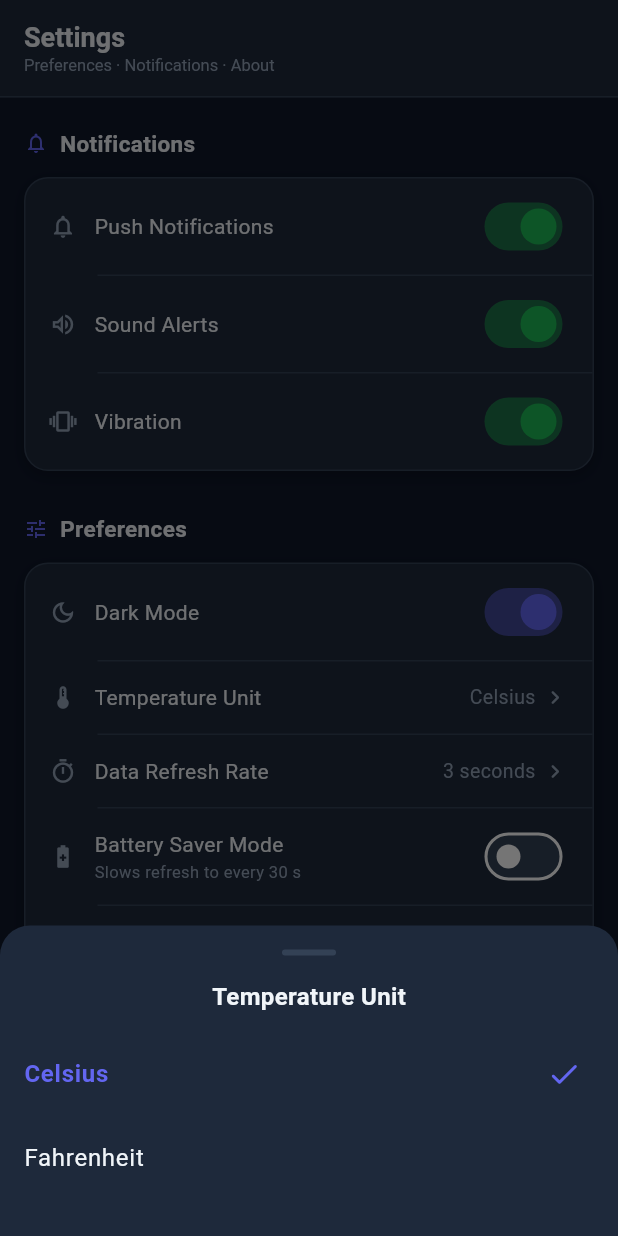
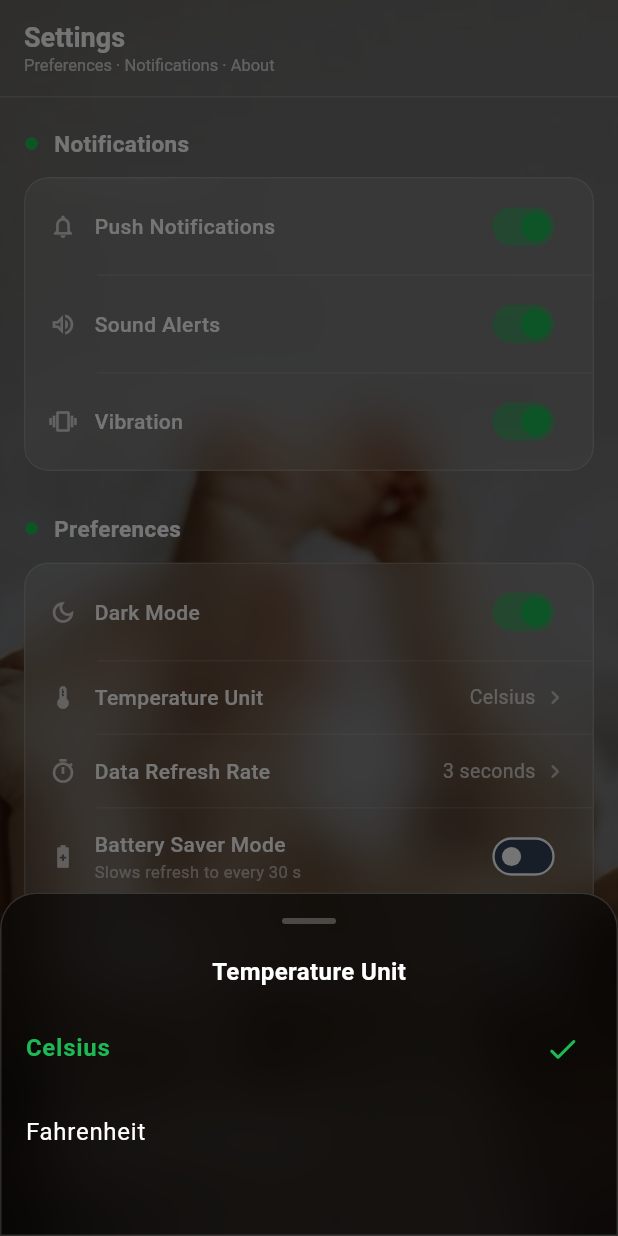
Before and after one commit to ayanamary-05/Infant-vitals-monitor, a Flutter app: the SettingsScreen screen opened directly, after a tap on "Temperature Unit", on a phone screen of 412 x 824 dp. Run offline on Flutter 3.47's test engine with Material 3 defaults, Android fonts, the light colour scheme and no system bars; our stand-ins replace firebase_auth, firebase_core, firebase_database, fl_chart, pdf, share_plus and 1 more; accounts and stored records are empty.

Commit message:
updated settings screen

```diff
--- a/lib/screens/settings_screen.dart
+++ b/lib/screens/settings_screen.dart
@@ -1,4 +1,5 @@
 import 'package:flutter/material.dart';
+import 'dart:ui';
 import 'package:firebase_auth/firebase_auth.dart';
 import 'package:shared_preferences/shared_preferences.dart';
 import 'package:first_app/main.dart'
@@ -134,10 +135,20 @@ class _SettingsScreenState extends State<SettingsScreen> {
 
   @override
   Widget build(BuildContext context) {
-    return Scaffold(
-      backgroundColor: context.bgPage,
+    return Stack(
+      children: [
+        // ── Background image ──────────────
+        Positioned.fill(
+          child: Image.asset('assets/images/settings_bg.jpg', fit: BoxFit.cover),
+        ),
+        // ── Dark overlay ──────────────
+        Positioned.fill(
+          child: Container(color: Colors.black.withValues(alpha: 0.45)),
+        ),
+        Scaffold(
+          backgroundColor: Colors.transparent,
           appBar: AppBar(
-        backgroundColor: context.bgCard,
+            backgroundColor: Colors.transparent,
             elevation: 0,
             surfaceTintColor: Colors.transparent,
             automaticallyImplyLeading: false,
@@ -146,15 +157,15 @@ class _SettingsScreenState extends State<SettingsScreen> {
               crossAxisAlignment: CrossAxisAlignment.start,
               children: [
                 Text(AppStrings.t('settings'),
-                style: TextStyle(
-                    color: context.textMain, fontSize: 18, fontWeight: FontWeight.w700)),
+                    style: const TextStyle(
+                        color: Colors.white, fontSize: 18, fontWeight: FontWeight.w700)),
                 Text(AppStrings.t('preferences_notif'),
-                style: TextStyle(color: context.textSub, fontSize: 11)),
+                    style: const TextStyle(color: Colors.white70, fontSize: 11)),
               ],
             ),
             bottom: PreferredSize(
               preferredSize: const Size.fromHeight(1),
-          child: Divider(height: 1, color: context.dividerClr),
+              child: Divider(height: 1, color: Colors.white.withValues(alpha: 0.15)),
             ),
           ),
           body: ListView(
@@ -176,7 +187,7 @@ class _SettingsScreenState extends State<SettingsScreen> {
                     _showToast(AppStrings.t('settings_saved'));
                   },
                 ),
-            Divider(color: context.dividerClr, height: 1, indent: 48),
+                Divider(color: Colors.white.withValues(alpha: 0.1), height: 1, indent: 48),
                 _ToggleTile(
                   icon: Icons.volume_up_outlined,
                   label: AppStrings.t('sound_alerts'),
@@ -187,7 +198,7 @@ class _SettingsScreenState extends State<SettingsScreen> {
                     _showToast(AppStrings.t('settings_saved'));
                   },
                 ),
-            Divider(color: context.dividerClr, height: 1, indent: 48),
+                Divider(color: Colors.white.withValues(alpha: 0.1), height: 1, indent: 48),
                 _ToggleTile(
                   icon: Icons.vibration_outlined,
                   label: AppStrings.t('vibration'),
@@ -212,9 +223,9 @@ class _SettingsScreenState extends State<SettingsScreen> {
                   label: AppStrings.t('dark_mode'),
                   value: _isDarkMode,
                   onChanged: _toggleDarkMode,
-              activeColor: context.primary,
+                  activeColor: _green,
                 ),
-            Divider(color: context.dividerClr, height: 1, indent: 48),
+                Divider(color: Colors.white.withValues(alpha: 0.1), height: 1, indent: 48),
 
                 // Temperature Unit
                 _SelectTile(
@@ -229,7 +240,7 @@ class _SettingsScreenState extends State<SettingsScreen> {
                     _showToast(AppStrings.t('settings_saved'));
                   },
                 ),
-            Divider(color: context.dividerClr, height: 1, indent: 48),
+                Divider(color: Colors.white.withValues(alpha: 0.1), height: 1, indent: 48),
 
                 // Data Refresh Rate
                 _SelectTile(
@@ -248,7 +259,7 @@ class _SettingsScreenState extends State<SettingsScreen> {
                     _showToast(AppStrings.t('settings_saved'));
                   },
                 ),
-            Divider(color: context.dividerClr, height: 1, indent: 48),
+                Divider(color: Colors.white.withValues(alpha: 0.1), height: 1, indent: 48),
 
                 // Battery Saver Mode
                 _ToggleTile(
@@ -267,7 +278,7 @@ class _SettingsScreenState extends State<SettingsScreen> {
                     _showToast(AppStrings.t('settings_saved'));
                   },
                 ),
-            Divider(color: context.dividerClr, height: 1, indent: 48),
+                Divider(color: Colors.white.withValues(alpha: 0.1), height: 1, indent: 48),
 
                 // Cloud Backup
                 _ToggleTile(
@@ -288,33 +299,31 @@ class _SettingsScreenState extends State<SettingsScreen> {
               // ── About ─────────────────────────────
               _SectionHeader(label: AppStrings.t('about'), icon: Icons.info_outlined),
               const SizedBox(height: 12),
-          Container(
+              ClipRRect(
+                borderRadius: BorderRadius.circular(16),
+                child: BackdropFilter(
+                  filter: ImageFilter.blur(sigmaX: 16, sigmaY: 16),
+                  child: Container(
                     padding: const EdgeInsets.all(16),
                     decoration: BoxDecoration(
-              color: context.bgCard,
+                      color: Colors.white.withValues(alpha: 0.1),
                       borderRadius: BorderRadius.circular(16),
-              border: Border.all(color: context.dividerClr),
-              boxShadow: [
-                BoxShadow(
-                  color: Colors.black.withValues(alpha: context.isDark ? 0.25 : 0.05),
-                  blurRadius: 8, offset: const Offset(0, 3),
-                ),
-              ],
+                      border: Border.all(color: Colors.white.withValues(alpha: 0.18)),
                     ),
                     child: Column(
                       crossAxisAlignment: CrossAxisAlignment.start,
                       children: [
                         Text(AppStrings.t('app_name'),
-                    style: TextStyle(
+                            style: const TextStyle(
                                 fontSize: 15, fontWeight: FontWeight.w700,
-                        color: context.textMain)),
+                                color: Colors.white)),
                         const SizedBox(height: 4),
                         Text(AppStrings.t('version'),
-                    style: TextStyle(fontSize: 12, color: context.textSub)),
+                            style: const TextStyle(fontSize: 12, color: Colors.white70)),
                         const SizedBox(height: 10),
                         Text(
                           AppStrings.t('app_desc'),
-                  style: TextStyle(fontSize: 13, color: context.textSub, height: 1.5),
+                          style: const TextStyle(fontSize: 13, color: Colors.white70, height: 1.5),
                         ),
                         const SizedBox(height: 12),
                         Wrap(
@@ -328,21 +337,39 @@ class _SettingsScreenState extends State<SettingsScreen> {
                       ],
                     ),
                   ),
+                ),
+              ),
 
               const SizedBox(height: 28),
 
               // ── Log Out ───────────────────────────
-          SizedBox(
+              ClipRRect(
+                borderRadius: BorderRadius.circular(14),
+                child: BackdropFilter(
+                  filter: ImageFilter.blur(sigmaX: 10, sigmaY: 10),
+                  child: Container(
                     width: double.infinity, height: 48,
-            child: OutlinedButton.icon(
-              onPressed: _logout,
-              icon: const Icon(Icons.logout_rounded, size: 16, color: _red),
-              label: Text(AppStrings.t('log_out'),
+                    decoration: BoxDecoration(
+                      color: _red.withValues(alpha: 0.1),
+                      borderRadius: BorderRadius.circular(14),
+                      border: Border.all(color: _red.withValues(alpha: 0.4)),
+                    ),
+                    child: InkWell(
+                      onTap: _logout,
+                      borderRadius: BorderRadius.circular(14),
+                      child: Center(
+                        child: Row(
+                          mainAxisAlignment: MainAxisAlignment.center,
+                          children: [
+                            const Icon(Icons.logout_rounded, size: 16, color: _red),
+                            const SizedBox(width: 8),
+                            Text(AppStrings.t('log_out'),
                                 style: const TextStyle(
                                     color: _red, fontSize: 14, fontWeight: FontWeight.w600)),
-              style: OutlinedButton.styleFrom(
-                side: BorderSide(color: _red.withValues(alpha: 0.35)),
-                shape: RoundedRectangleBorder(borderRadius: BorderRadius.circular(14)),
+                          ],
+                        ),
+                      ),
+                    ),
                   ),
                 ),
               ),
@@ -350,6 +377,8 @@ class _SettingsScreenState extends State<SettingsScreen> {
               const SizedBox(height: 32),
             ],
           ),
+        ),
+      ],
     );
   }
 }
@@ -366,12 +395,12 @@ class _SectionHeader extends StatelessWidget {
   Widget build(BuildContext context) {
     return Row(
       children: [
-        Icon(icon, size: 16, color: context.primary),
-        const SizedBox(width: 8),
+        const Icon(Icons.circle, size: 10, color: _green),
+        const SizedBox(width: 10),
         Text(label,
-            style: TextStyle(
+            style: const TextStyle(
                 fontSize: 15, fontWeight: FontWeight.w700,
-                color: context.textMain)),
+                color: Colors.white)),
       ],
     );
   }
@@ -386,19 +415,19 @@ class _SettingsCard extends StatelessWidget {
 
   @override
   Widget build(BuildContext context) {
-    return Container(
+    return ClipRRect(
+      borderRadius: BorderRadius.circular(16),
+      child: BackdropFilter(
+        filter: ImageFilter.blur(sigmaX: 16, sigmaY: 16),
+        child: Container(
           decoration: BoxDecoration(
-        color: context.bgCard,
+            color: Colors.white.withValues(alpha: 0.08),
             borderRadius: BorderRadius.circular(16),
-        border: Border.all(color: context.dividerClr),
-        boxShadow: [
-          BoxShadow(
-            color: Colors.black.withValues(alpha: context.isDark ? 0.25 : 0.05),
-            blurRadius: 8, offset: const Offset(0, 3),
-          ),
-        ],
+            border: Border.all(color: Colors.white.withValues(alpha: 0.15)),
           ),
           child: Column(crossAxisAlignment: CrossAxisAlignment.start, children: children),
+        ),
+      ),
     );
   }
 }
@@ -426,21 +455,25 @@ class _ToggleTile extends StatelessWidget {
     return Padding(
       padding: const EdgeInsets.symmetric(horizontal: 16, vertical: 12),
       child: Row(children: [
-        Icon(icon, size: 18, color: context.textSub),
+        Icon(icon, size: 18, color: Colors.white70),
         const SizedBox(width: 12),
         Expanded(child: Column(
           crossAxisAlignment: CrossAxisAlignment.start,
           children: [
-            Text(label, style: TextStyle(fontSize: 14, color: context.textMain)),
+            Text(label, style: const TextStyle(fontSize: 14, color: Colors.white, fontWeight: FontWeight.w500)),
             if (subtitle != null)
-              Text(subtitle!, style: TextStyle(fontSize: 11, color: context.textSub)),
+              Text(subtitle!, style: const TextStyle(fontSize: 11, color: Colors.white54)),
           ],
         )),
-        Switch(
+        Transform.scale(
+          scale: 0.8,
+          child: Switch(
             value: value,
             onChanged: onChanged,
-          activeThumbColor: activeColor ?? _green,
+            activeTrackColor: (activeColor ?? _green).withValues(alpha: 0.5),
+            activeColor: activeColor ?? _green,
             materialTapTargetSize: MaterialTapTargetSize.shrinkWrap,
+          ),
         ),
       ]),
     );
@@ -470,12 +503,11 @@ class _SelectTile extends StatelessWidget {
       onTap: () async {
         final chosen = await showModalBottomSheet<String>(
           context: context,
-          backgroundColor: context.bgCard,
-          shape: const RoundedRectangleBorder(
-              borderRadius: BorderRadius.vertical(top: Radius.circular(20))),
+          backgroundColor: Colors.transparent,
+          isScrollControlled: true,
           builder: (_) => _OptionSheet(
             title: label, options: options, selected: value,
-            accentColor: context.primary,
+            accentColor: _green,
           ),
         );
         if (chosen != null) onChanged(chosen);
@@ -483,13 +515,13 @@ class _SelectTile extends StatelessWidget {
       child: Padding(
         padding: const EdgeInsets.symmetric(horizontal: 16, vertical: 14),
         child: Row(children: [
-          Icon(icon, size: 18, color: context.textSub),
+          Icon(icon, size: 18, color: Colors.white70),
           const SizedBox(width: 12),
           Expanded(child: Text(label,
-              style: TextStyle(fontSize: 14, color: context.textMain))),
-          Text(value, style: TextStyle(fontSize: 13, color: context.textSub)),
+              style: const TextStyle(fontSize: 14, color: Colors.white, fontWeight: FontWeight.w500))),
+          Text(value, style: const TextStyle(fontSize: 13, color: Colors.white70)),
           const SizedBox(width: 4),
-          Icon(Icons.chevron_right_rounded, size: 18, color: context.textSub),
+          const Icon(Icons.chevron_right_rounded, size: 18, color: Colors.white54),
         ]),
       ),
     );
@@ -512,30 +544,38 @@ class _OptionSheet extends StatelessWidget {
 
   @override
   Widget build(BuildContext context) {
-    return Padding(
-      padding: const EdgeInsets.fromLTRB(0, 16, 0, 24),
+    return ClipRRect(
+      borderRadius: const BorderRadius.vertical(top: Radius.circular(24)),
+      child: BackdropFilter(
+        filter: ImageFilter.blur(sigmaX: 20, sigmaY: 20),
+        child: Container(
+          decoration: BoxDecoration(
+            color: Colors.black.withValues(alpha: 0.6),
+            borderRadius: const BorderRadius.vertical(top: Radius.circular(24)),
+            border: Border.all(color: Colors.white.withValues(alpha: 0.15)),
+          ),
+          padding: const EdgeInsets.fromLTRB(0, 16, 0, 40),
           child: Column(
             mainAxisSize: MainAxisSize.min,
             children: [
               Container(
                 width: 36, height: 4,
                 decoration: BoxDecoration(
-                color: context.dividerClr,
+                    color: Colors.white24,
                     borderRadius: BorderRadius.circular(2)),
               ),
-          const SizedBox(height: 16),
+              const SizedBox(height: 20),
               Text(title,
-              style: TextStyle(
+                  style: const TextStyle(
                       fontSize: 16, fontWeight: FontWeight.w700,
-                  color: Theme.of(context).textTheme.bodyLarge?.color)),
+                      color: Colors.white)),
               const SizedBox(height: 12),
               ...options.map((opt) {
                 final isSel = opt == selected;
                 return ListTile(
                   title: Text(opt,
                       style: TextStyle(
-                    color: isSel ? accentColor
-                        : Theme.of(context).textTheme.bodyLarge?.color,
+                        color: isSel ? accentColor : Colors.white,
                         fontWeight: isSel ? FontWeight.w700 : FontWeight.normal,
                       )),
                   trailing: isSel ? Icon(Icons.check_rounded, color: accentColor) : null,
@@ -543,6 +583,8 @@ class _OptionSheet extends StatelessWidget {
                 );
               }),
             ],
+          ),
+        ),
       ),
     );
   }
```
Also changed, not shown: assets/images/settings_bg.jpg (added). Lines whose indentation alone changed are shown as unchanged.
